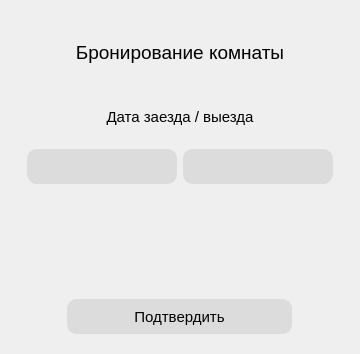
Ruha24/HotelQt, file src/booking.ui: the form before one commit.
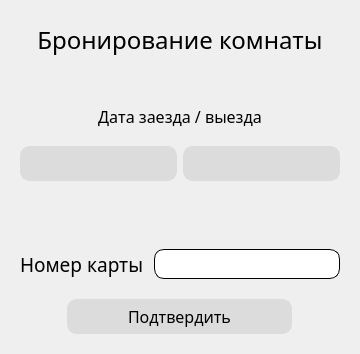
The form after the commit.

Patch:
```diff
--- a/src/booking.ui
+++ b/src/booking.ui
@@ -249,7 +249,8 @@
           <widget class="QLabel" name="label">
            <property name="font">
             <font>
-             <pointsize>14</pointsize>
+             <family>Montserrat</family>
+             <pointsize>18</pointsize>
             </font>
            </property>
            <property name="text">
@@ -260,11 +261,28 @@
            </property>
           </widget>
          </item>
+         <item>
+          <widget class="QLabel" name="roomNamelbl">
+           <property name="font">
+            <font>
+             <family>Montserrat</family>
+             <pointsize>14</pointsize>
+            </font>
+           </property>
+           <property name="text">
+            <string/>
+           </property>
+           <property name="alignment">
+            <set>Qt::AlignCenter</set>
+           </property>
+          </widget>
+         </item>
          <item>
           <widget class="QLabel" name="label_3">
            <property name="font">
             <font>
-             <pointsize>11</pointsize>
+             <family>Montserrat</family>
+             <pointsize>12</pointsize>
             </font>
            </property>
            <property name="text">
@@ -275,6 +293,22 @@
            </property>
           </widget>
          </item>
+         <item>
+          <spacer name="verticalSpacer_5">
+           <property name="orientation">
+            <enum>Qt::Vertical</enum>
+           </property>
+           <property name="sizeType">
+            <enum>QSizePolicy::Fixed</enum>
+           </property>
+           <property name="sizeHint" stdset="0">
+            <size>
+             <width>20</width>
+             <height>10</height>
+            </size>
+           </property>
+          </spacer>
+         </item>
          <item>
           <layout class="QHBoxLayout" name="horizontalLayout_3">
            <property name="spacing">
@@ -296,7 +330,8 @@
              </property>
              <property name="font">
               <font>
-               <pointsize>11</pointsize>
+               <family>Montserrat</family>
+               <pointsize>13</pointsize>
               </font>
              </property>
              <property name="styleSheet">
@@ -318,7 +353,8 @@
              </property>
              <property name="font">
               <font>
-               <pointsize>11</pointsize>
+               <family>Montserrat</family>
+               <pointsize>13</pointsize>
               </font>
              </property>
              <property name="styleSheet">
@@ -351,7 +387,8 @@
           <widget class="QLabel" name="pricelbl">
            <property name="font">
             <font>
-             <pointsize>11</pointsize>
+             <family>Montserrat</family>
+             <pointsize>14</pointsize>
             </font>
            </property>
            <property name="text">
@@ -362,6 +399,55 @@
            </property>
           </widget>
          </item>
+         <item>
+          <layout class="QHBoxLayout" name="horizontalLayout_5">
+           <property name="spacing">
+            <number>10</number>
+           </property>
+           <property name="leftMargin">
+            <number>20</number>
+           </property>
+           <property name="rightMargin">
+            <number>20</number>
+           </property>
+           <item>
+            <widget class="QLabel" name="label_4">
+             <property name="font">
+              <font>
+               <family>Montserrat</family>
+               <pointsize>14</pointsize>
+              </font>
+             </property>
+             <property name="text">
+              <string>Номер карты</string>
+             </property>
+            </widget>
+           </item>
+           <item>
+            <widget class="QLineEdit" name="numberCardtxt">
+             <property name="minimumSize">
+              <size>
+               <width>0</width>
+               <height>30</height>
+              </size>
+             </property>
+             <property name="font">
+              <font>
+               <family>Montserrat</family>
+               <pointsize>12</pointsize>
+              </font>
+             </property>
+             <property name="styleSheet">
+              <string notr="true">QLineEdit
+{
+	border: 1px solid black;
+	border-radius: 10px;
+}</string>
+             </property>
+            </widget>
+           </item>
+          </layout>
+         </item>
          <item>
           <spacer name="verticalSpacer_2">
            <property name="orientation">
@@ -390,7 +476,8 @@
              </property>
              <property name="font">
               <font>
-               <pointsize>11</pointsize>
+               <family>Montserrat</family>
+               <pointsize>12</pointsize>
               </font>
              </property>
              <property name="styleSheet">
```
Left out of the diff: 4 changed lines with no effect on the pictures.
